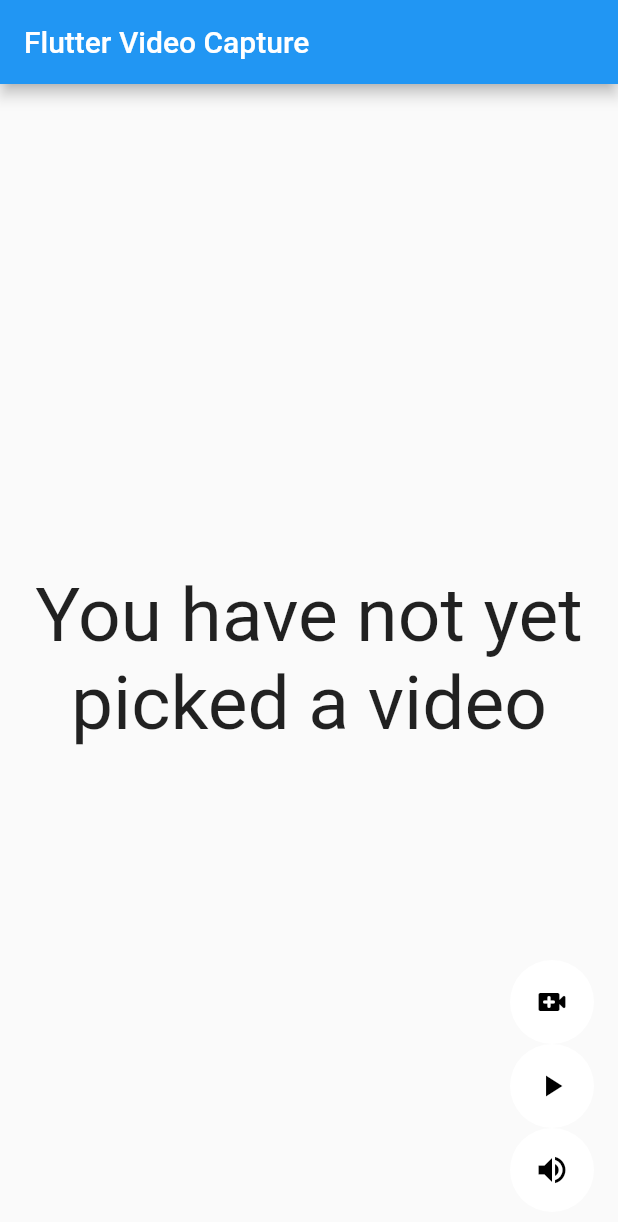
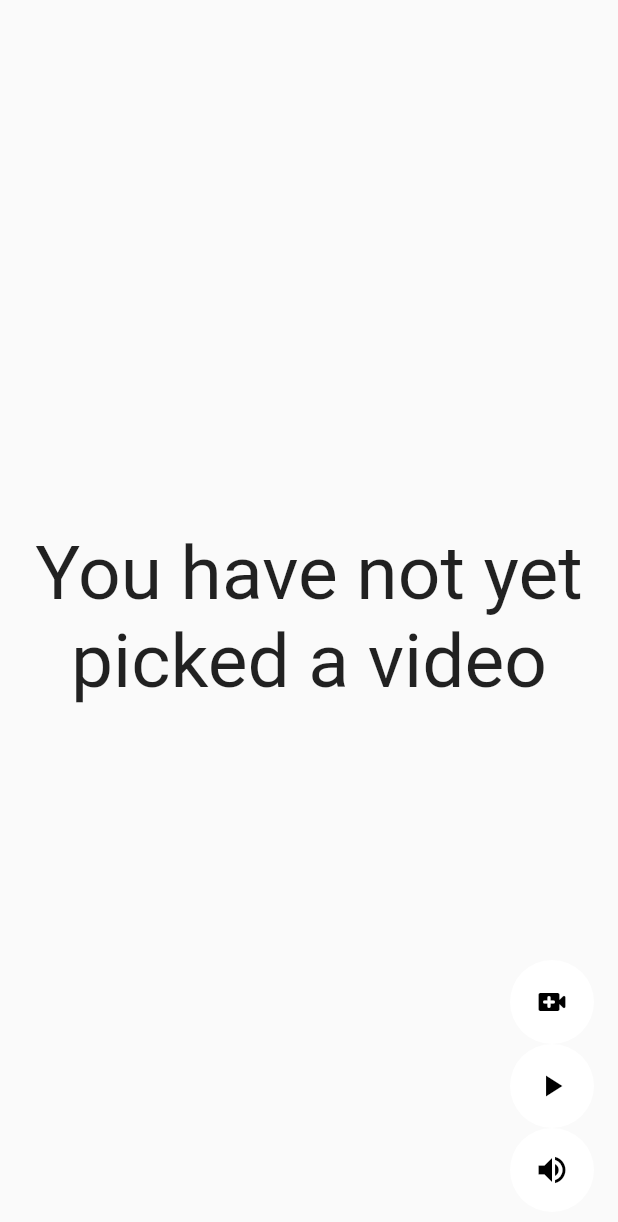
Before and after one commit to Abdulla-Khan/Video-Recorder-and-Player, a Flutter app: the screen it shows after launch, after a tap on the "video call" icon, on a phone screen of 412 x 824 dp. Shown: the top 1222 px of the screen. Run offline on Flutter 3.47's test engine with Material 2 defaults, Android fonts, the phone set to English and light mode, and no system bars; our stand-ins replace image_picker, video_player.

Commit message:
Changes Made

```diff
--- a/lib/main.dart
+++ b/lib/main.dart
@@ -20,7 +20,7 @@ class MyApp extends StatelessWidget {
       theme: ThemeData(
         primarySwatch: Colors.blue,
       ),
-      home: VideoCapture(),
+      home: const VideoCapture(),
     );
   }
 }
@@ -41,9 +41,6 @@ class _VideoCaptureState extends State<VideoCapture> {
   @override
   Widget build(BuildContext context) {
     return Scaffold(
-      appBar: AppBar(
-        title: Text("Flutter Video Capture"),
-      ),
       body: Center(child: _previewVideo()),
       floatingActionButton: Column(
         mainAxisAlignment: MainAxisAlignment.end,
@@ -57,9 +54,9 @@ class _VideoCaptureState extends State<VideoCapture> {
                   maxDuration: const Duration(seconds: 10));
               setState(() {});
               _playVideo(file);
-              print("Video Path ${file!.path}");
+              ("Video Path ${file!.path}");
             },
-            child: Icon(Icons.video_call_rounded, color: Colors.black),
+            child: const Icon(Icons.video_call_rounded, color: Colors.black),
           ),
           FloatingActionButton(
             elevation: 0,
@@ -71,8 +68,8 @@ class _VideoCaptureState extends State<VideoCapture> {
               });
             },
             child: !playing
-                ? Icon(Icons.play_arrow, color: Colors.black)
-                : Icon(Icons.pause, color: Colors.black),
+                ? const Icon(Icons.play_arrow, color: Colors.black)
+                : const Icon(Icons.pause, color: Colors.black),
           ),
           FloatingActionButton(
               elevation: 0,
@@ -86,11 +83,11 @@ class _VideoCaptureState extends State<VideoCapture> {
                 });
               },
               child: !muted
-                  ? Icon(
+                  ? const Icon(
                       Icons.volume_up,
                       color: Colors.black,
                     )
-                  : Icon(Icons.volume_mute, color: Colors.black)),
+                  : const Icon(Icons.volume_mute, color: Colors.black)),
         ],
       ),
     );
@@ -112,7 +109,6 @@ class _VideoCaptureState extends State<VideoCapture> {
 
   Future<void> _playVideo(XFile? file) async {
     if (file != null && mounted) {
-      print("Loading Video");
       await _disposeVideoController();
       late VideoPlayerController controller;
       controller = VideoPlayerController.file(File(file.path));
@@ -122,7 +118,10 @@ class _VideoCaptureState extends State<VideoCapture> {
       await controller.setLooping(true);
       setState(() {});
     } else {
-      print("Loading Video error");
+      const ScaffoldMessenger(
+          child: AlertDialog(
+        title: Text('Error Loading Video'),
+      ));
     }
   }
 
```
